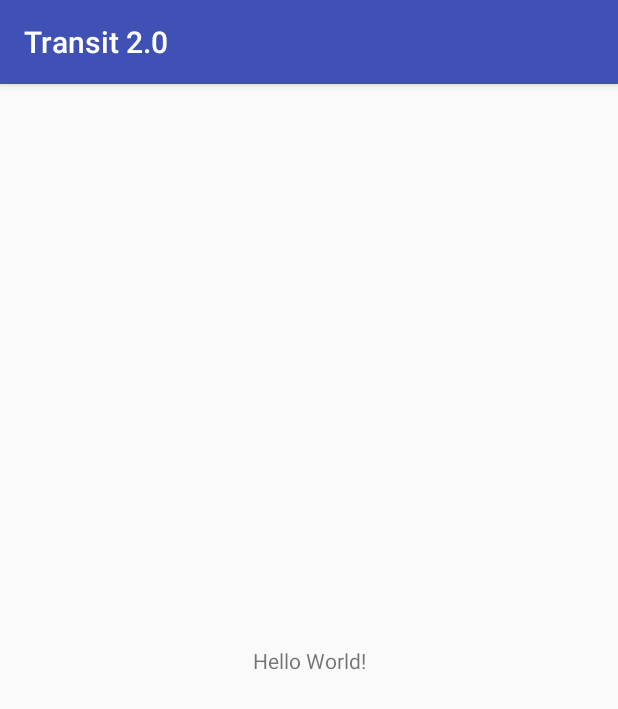
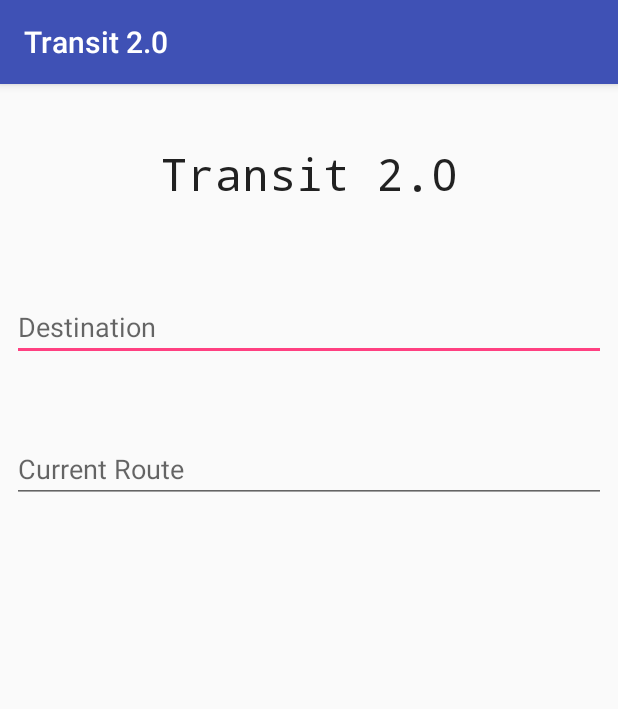
Before and after one commit to JEMB-2017/Hackathon-2017, an Android app: the screen it shows after launch (MainActivity), on a phone screen of 412 x 824 dp. Shown: the top 709 px of the screen. Run offline under Robolectric (Android 15) with nearby library versions, the phone set to English and light mode, and no system bars.

Commit message:
it works

```diff
--- a/Transit2.0/app/build.gradle
+++ b/Transit2.0/app/build.gradle
@@ -27,4 +27,5 @@ dependencies {
     compile 'com.android.support:appcompat-v7:25.2.0'
     compile 'com.android.support.constraint:constraint-layout:1.0.0-alpha7'
     testCompile 'junit:junit:4.12'
+    compile 'com.android.support:design:25.2.0'
 }
--- a/Transit2.0/app/src/main/res/layout/activity_main.xml
+++ b/Transit2.0/app/src/main/res/layout/activity_main.xml
@@ -6,13 +6,53 @@
     android:layout_height="match_parent"
     tools:context="com.github.jemb.transit20.MainActivity">
 
-    <TextView
-        android:layout_width="wrap_content"
+    <EditText
+        android:id="@+id/editText8"
+        android:layout_width="0dp"
         android:layout_height="wrap_content"
-        android:text="Hello World!"
-        app:layout_constraintBottom_toBottomOf="parent"
+        android:layout_marginEnd="8dp"
+        android:layout_marginStart="8dp"
+        android:layout_marginTop="139dp"
+        android:hint="Destination"
         app:layout_constraintLeft_toLeftOf="parent"
         app:layout_constraintRight_toRightOf="parent"
-        app:layout_constraintTop_toTopOf="parent" />
+        app:layout_constraintTop_toTopOf="parent"
+        tools:layout_constraintLeft_creator="1"
+        tools:layout_constraintRight_creator="1"
+        tools:layout_constraintTop_creator="1" />
+
+    <EditText
+        android:id="@+id/editText6"
+        android:layout_width="0dp"
+        android:layout_height="wrap_content"
+        android:layout_marginEnd="8dp"
+        android:layout_marginStart="8dp"
+        android:layout_marginTop="234dp"
+        android:hint="Current Route"
+        app:layout_constraintLeft_toLeftOf="parent"
+        app:layout_constraintRight_toRightOf="parent"
+        app:layout_constraintTop_toTopOf="parent"
+        tools:layout_constraintLeft_creator="1"
+        tools:layout_constraintRight_creator="1"
+        tools:layout_constraintTop_creator="1" />
+
+    <TextView
+        android:id="@+id/textView"
+        android:layout_width="0dp"
+        android:layout_height="36dp"
+        android:layout_marginEnd="8dp"
+        android:layout_marginStart="8dp"
+        android:layout_marginTop="39dp"
+        android:fontFamily="monospace"
+        android:text="Transit 2.0"
+        android:textAlignment="center"
+        android:textAppearance="@style/TextAppearance.AppCompat.Body1"
+        android:textSize="30sp"
+        app:layout_constraintLeft_toLeftOf="parent"
+        app:layout_constraintRight_toRightOf="parent"
+        app:layout_constraintTop_toTopOf="parent"
+        tools:layout_constraintLeft_creator="1"
+        tools:layout_constraintRight_creator="1"
+        tools:layout_constraintTop_creator="1" />
 
 </android.support.constraint.ConstraintLayout>
```
